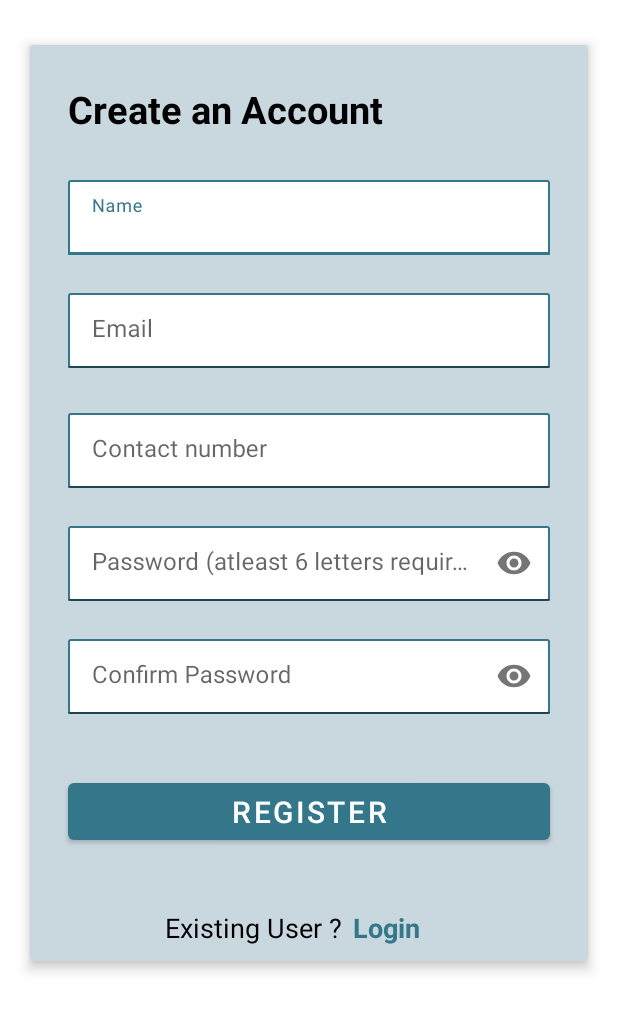
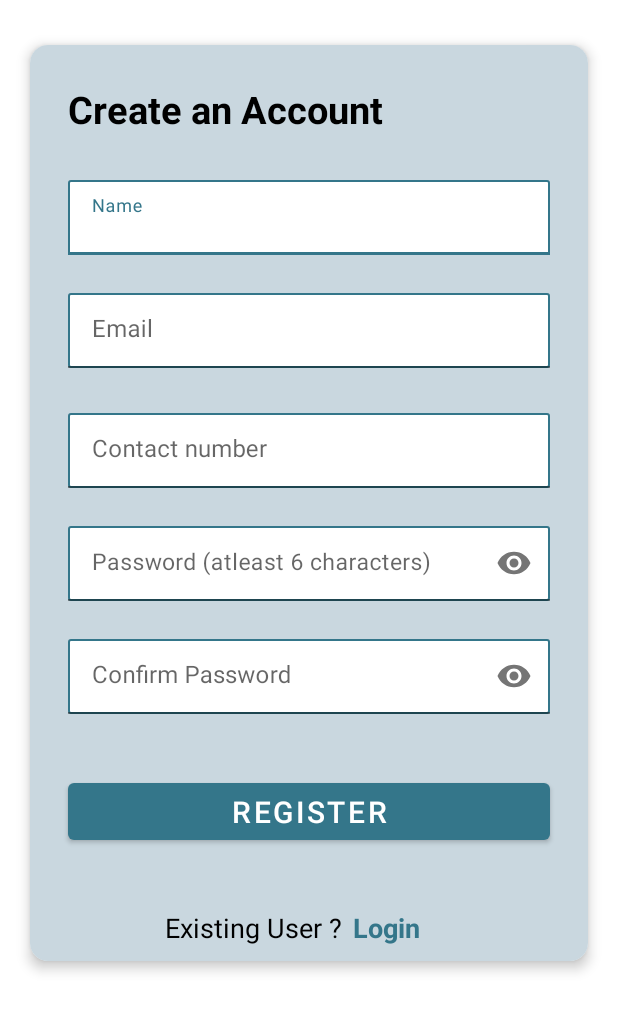
Before and after one commit to dhruvpatidar359/HoysalaeElectronics, an Android app: the new_userActivity screen opened directly, with no data from a screen before it, on a phone screen of 412 x 824 dp. Shown: the top 1011 px of the screen. Run offline under Robolectric (Android 15) with nearby library versions, the phone set to English and light mode, and no system bars.

Commit message:
changes done.(13-12-2022)

```diff
--- a/app/src/main/AndroidManifest.xml
+++ b/app/src/main/AndroidManifest.xml
@@ -20,6 +20,7 @@
                 <action android:name="android.intent.action.MAIN" />
 
                 <category android:name="android.intent.category.LAUNCHER" />
+                <category android:name="android.intent.category.DEFAULT" />
             </intent-filter>
         </activity>
 
--- a/app/src/main/java/android/example/hoysalaelectronics/Activity/SplashActivity.kt
+++ b/app/src/main/java/android/example/hoysalaelectronics/Activity/SplashActivity.kt
@@ -35,7 +35,7 @@ class SplashActivity : AppCompatActivity() {
     override fun onCreate(savedInstanceState: Bundle?) {
         super.onCreate(savedInstanceState)
         setContentView(R.layout.activity_splash)
-        supportActionBar?.hide()
+//        supportActionBar?.hide()
 
         splashLayout = findViewById(R.id.splash_logo)
         internetLayout = findViewById(R.id.internet_layout)
--- a/app/src/main/res/layout/activity_forget_password.xml
+++ b/app/src/main/res/layout/activity_forget_password.xml
@@ -9,6 +9,7 @@
     <RelativeLayout
         android:layout_width="match_parent"
         android:layout_height="match_parent">
+
         <TextView
             android:id="@+id/tv_forgetpassword"
             android:layout_width="wrap_content"
@@ -38,7 +39,6 @@
             android:layout_marginStart="25dp">
 
         </TextView>
-
 
         <com.google.android.material.textfield.TextInputLayout
             android:id="@+id/TI_email"
--- a/app/src/main/res/layout/activity_new_user.xml
+++ b/app/src/main/res/layout/activity_new_user.xml
@@ -12,6 +12,7 @@
         android:layout_marginRight="20dp"
         android:layout_marginBottom="30dp"
         android:layout_marginLeft="20dp"
+        app:cardCornerRadius="12dp"
         app:cardElevation="5dp"
         android:layout_height="match_parent">
 
@@ -120,8 +121,9 @@
                 <com.google.android.material.textfield.TextInputEditText
                     android:layout_width="match_parent"
                     android:layout_height="wrap_content"
-                    android:hint="Password (atleast 6 letters required)"
+                    android:hint="Password (atleast 6 characters)"
                     android:layout_alignParentStart="true"
+                    android:textSize="15dp"
                     android:layout_alignParentEnd="true"
                     android:layout_below="@+id/TI_name"
                     android:background="@drawable/input_background"
```
Also changed, not shown: app/src/main/java/android/example/hoysalaelectronics/Activity/HomeActivity.kt (+9 -8 lines), app/src/main/res/drawable/hoysala_electronics.png (added), 357 other files.
